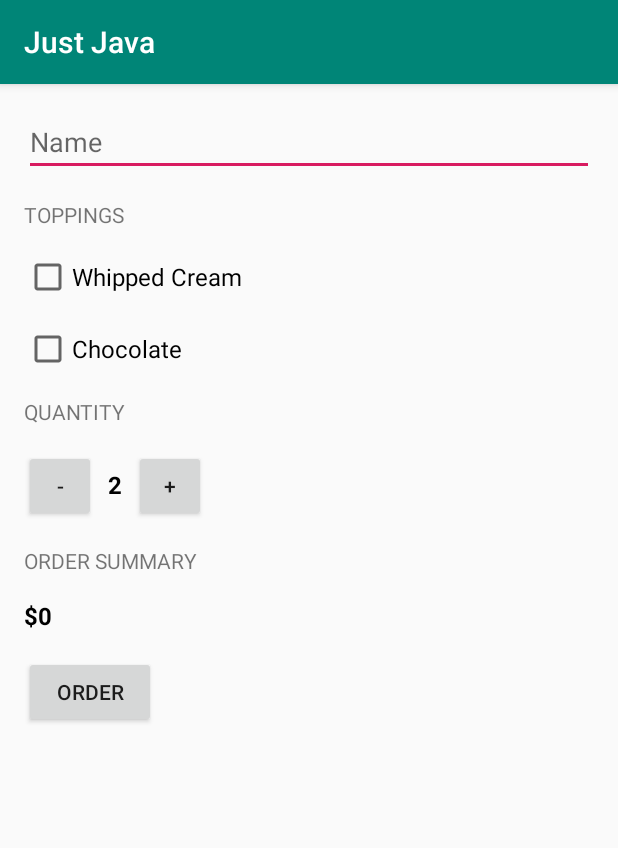
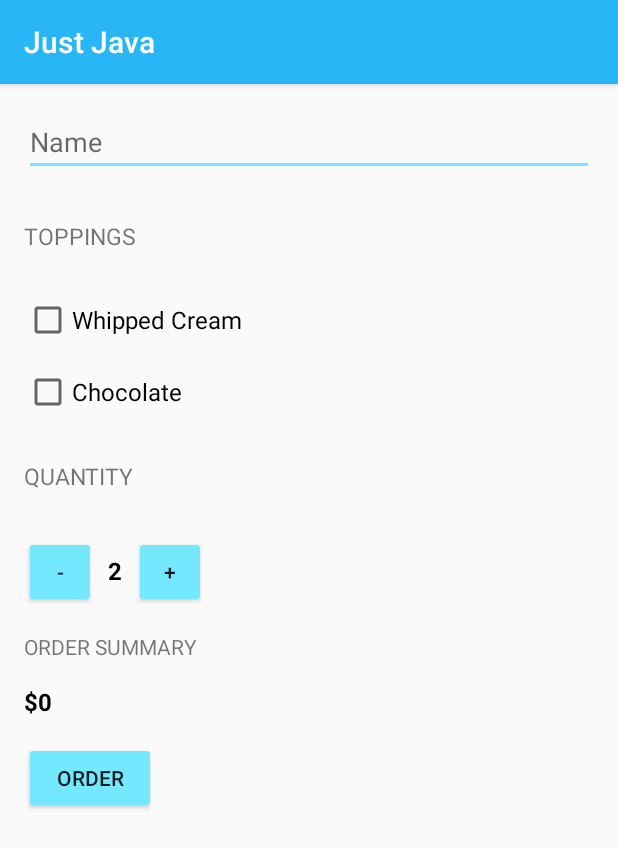
Before and after one commit to ShonenDi/Android-First-Look, an Android app: the screen it shows after launch (MainActivity), on a phone screen of 412 x 824 dp. Shown: the top 848 px of the screen. Run offline under Robolectric (Android 15) with nearby library versions, the phone set to English and light mode, and no system bars.

Commit message:
add style and main theme

```diff
--- a/Jast Java/app/src/main/res/layout/activity_main.xml
+++ b/Jast Java/app/src/main/res/layout/activity_main.xml
@@ -16,15 +16,14 @@
             android:id="@+id/add_user_name"
             android:layout_width="match_parent"
             android:layout_height="wrap_content"
-            android:inputType="text"
+            android:layout_marginBottom="16dp"
             android:hint="@string/add_usr_name"
-            android:layout_marginBottom="16dp"/>
+            android:inputType="text" />
+
         <TextView
-            android:layout_width="wrap_content"
-            android:layout_height="wrap_content"
+            style="@style/HeaderTextStyle"
             android:layout_marginBottom="16dp"
-            android:text="@string/toppings"
-            android:textAllCaps="true" />
+            android:text="@string/toppings" />
 
         <CheckBox
             android:id="@+id/whipped_cream_check"
@@ -45,11 +44,9 @@
             android:textSize="16sp" />
 
         <TextView
-            android:layout_width="wrap_content"
-            android:layout_height="wrap_content"
+            style="@style/HeaderTextStyle"
             android:layout_marginBottom="16dp"
-            android:text="@string/quantity"
-            android:textAllCaps="true" />
+            android:text="@string/quantity" />
 
         <LinearLayout
             android:layout_width="match_parent"
--- a/Jast Java/app/src/main/res/values/styles.xml
+++ b/Jast Java/app/src/main/res/values/styles.xml
@@ -3,9 +3,18 @@
     <!-- Base application theme. -->
     <style name="AppTheme" parent="Theme.AppCompat.Light.DarkActionBar">
         <!-- Customize your theme here. -->
-        <item name="colorPrimary">@color/colorPrimary</item>
-        <item name="colorPrimaryDark">@color/colorPrimaryDark</item>
-        <item name="colorAccent">@color/colorAccent</item>
+        <item name="colorPrimary">#29b6f6</item>
+        <item name="colorPrimaryDark">#0086c3</item>
+        <item name="colorAccent">#73e8ff</item>
+        <item name="colorButtonNormal">#73e8ff</item>
+    </style>
+
+    <style name="HeaderTextStyle">
+        <item name="android:layout_width">wrap_content</item>
+        <item name="android:layout_height">48dp</item>
+        <item name="android:gravity">center_vertical</item>
+        <item name="android:textAllCaps">true</item>
+        <item name="android:textSize">15sp</item>
     </style>
 
 </resources>
```
